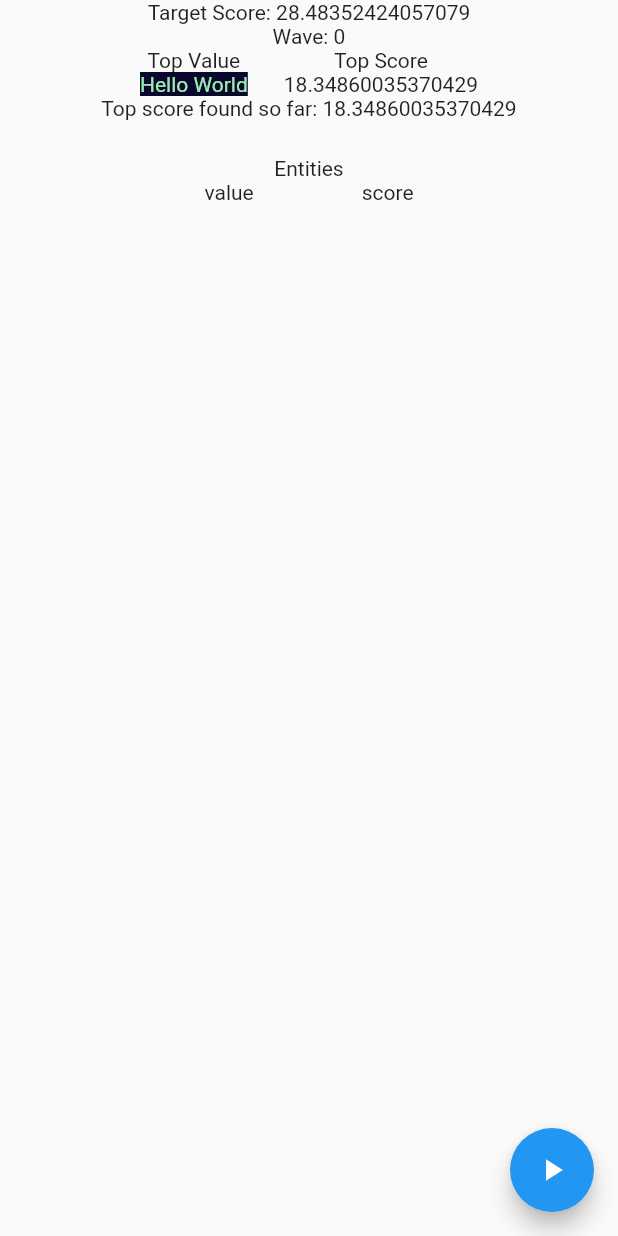
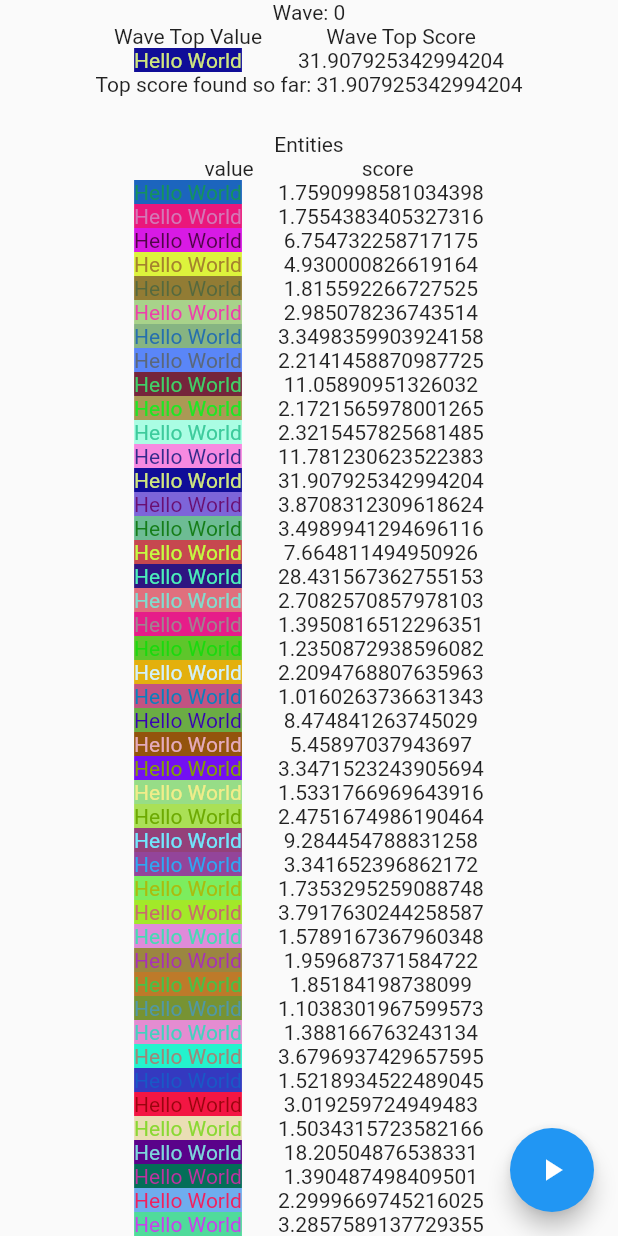
Before and after one commit to dancout/evolutionary_algorithm, a Flutter app: the screen it shows after launch, on a phone screen of 412 x 824 dp. Run offline on Flutter 3.47's test engine with Material 2 defaults, Android fonts, the light colour scheme and no system bars; our stand-ins replace equatable.

Commit message:
Updated Gene to int instead of color

```diff
--- a/example/accessibility_example/lib/accessibility_fitness_service.dart
+++ b/example/accessibility_example/lib/accessibility_fitness_service.dart
@@ -1,18 +1,29 @@
 import 'dart:math';
 
-import 'package:accessibility_example/accessibility_home_page.dart';
 import 'package:flutter/material.dart';
 import 'package:genetic_evolution/models/dna.dart';
 import 'package:genetic_evolution/services/fitness_service.dart';
 
-class AccessibilityFitnessService extends FitnessService<Color> {
+class AccessibilityFitnessService extends FitnessService<int> {
   @override
   double get nonZeroBias => 0.01;
 
   @override
-  double scoringFunction({required DNA<Color> dna}) {
-    final textColor = dna.genes[textColorIndex].value;
-    final backgroundColor = dna.genes[backgroundColorIndex].value;
+  double scoringFunction({required DNA<int> dna}) {
+    const opacity = 1.0;
+    final textColorR = dna.genes[0].value;
+    final textColorG = dna.genes[1].value;
+    final textColorB = dna.genes[2].value;
+
+    final textColor =
+        Color.fromRGBO(textColorR, textColorG, textColorB, opacity);
+
+    final backgroundColorR = dna.genes[3].value;
+    final backgroundColorG = dna.genes[4].value;
+    final backgroundColorB = dna.genes[5].value;
+
+    final backgroundColor = Color.fromRGBO(
+        backgroundColorR, backgroundColorG, backgroundColorB, opacity);
 
     return contrastScore(
       textColor: textColor,
@@ -32,16 +43,6 @@ class AccessibilityFitnessService extends FitnessService<Color> {
 
     final score = (brightestLum + 0.05) / (darkestLum + 0.05);
 
-    // TODO: Clean this up
-    return pow(score, 1.1).toDouble();
-    // return score * 2.25;
-    // return score * 2.0;
-    // return score * 1.75;
-    // return score * 1.5;
-    // return score * 1.17;
-    // return score * 1.157;
-    // return score * 1.15575;
-    // this one kinda hovers at 23.24 for like forever - return score * 1.15555;
-    // a good one is mutation rate 0.0125 and score multiplyer of 1.15 -- didn't get to saturation though
+    return pow(score, 1.5).toDouble();
   }
 }
--- a/example/accessibility_example/lib/accessibility_gene_service.dart
+++ b/example/accessibility_example/lib/accessibility_gene_service.dart
@@ -1,51 +1,26 @@
-import 'package:flutter/material.dart';
 import 'package:genetic_evolution/models/gene.dart';
 import 'package:genetic_evolution/services/gene_service.dart';
 
-class AccessibilityGeneService extends GeneService<Color> {
+class AccessibilityGeneService extends GeneService<int> {
   AccessibilityGeneService({
     required super.mutationRate,
     super.random,
   });
 
   @override
-  Color mutateValue({Color? value}) {
+  int mutateValue({int? value}) {
     if (value == null) {
-      throw Exception('Found null Color value');
+      throw Exception('Found null Gene value when mutating');
     }
 
-    const opacity = 1.0;
-    final index = random.nextInt(3);
-
-    var offset = random.nextInt(1) + 1;
+    var offset = 1;
     offset *= (random.nextBool() ? 1 : -1);
 
-    switch (index) {
-      case 0:
-        return Color.fromRGBO(
-            value.red + offset, value.green, value.blue, opacity);
-      case 1:
-        return Color.fromRGBO(
-            value.red, value.green + offset, value.blue, opacity);
-      case 2:
-        return Color.fromRGBO(
-            value.red, value.green, value.blue + offset, opacity);
-      default:
-        throw Exception('could not match on index');
-    }
+    return (value + offset).clamp(0, 255);
   }
 
   @override
-  Gene<Color> randomGene() {
-    random.nextInt(266);
-
-    final r = random.nextInt(266);
-    final g = random.nextInt(266);
-    final b = random.nextInt(266);
-    const opacity = 1.0;
-
-    var randomColor = Color.fromRGBO(r, g, b, opacity);
-
-    return Gene(value: randomColor);
+  Gene<int> randomGene() {
+    return Gene(value: random.nextInt(256));
   }
 }
--- a/example/accessibility_example/lib/accessibility_home_page.dart
+++ b/example/accessibility_example/lib/accessibility_home_page.dart
@@ -7,9 +7,6 @@ import 'package:genetic_evolution/models/entity.dart';
 import 'package:genetic_evolution/models/gene.dart';
 import 'package:genetic_evolution/models/generation.dart';
 import 'package:genetic_evolution/models/population.dart';
-
-const textColorIndex = 0;
-const backgroundColorIndex = 1;
 
 class AccessibilityHomePage extends StatefulWidget {
   const AccessibilityHomePage({
@@ -24,34 +21,39 @@ class AccessibilityHomePage extends StatefulWidget {
 }
 
 class _AccessibilityHomePageState extends State<AccessibilityHomePage> {
-  late GeneticEvolution<Color> geneticEvolution;
-  late Generation<Color> generation;
+  late GeneticEvolution<int> geneticEvolution;
+  late Generation<int> generation;
   bool isPlaying = false;
   int? targetWaveFound;
   late double targetScore;
   double allTimeTopScore = 0.0;
+  static const populationSize = 100;
+  static const numParents = 3;
 
   List<Widget> colorBlocksValues = [];
   List<Widget> colorBlocksScores = [];
 
   @override
   void initState() {
-    const numGenes = 2;
-    const populationSize = 500;
-    const mutationRate = 0.005;
-    // TODO: Clean this up
-    // const mutationRate = 0.006;
+    const numGenes = 6;
+    const mutationRate = 0.15;
+
     final accessibilityFitnessService = AccessibilityFitnessService();
     final accessibilityGeneService =
         AccessibilityGeneService(mutationRate: mutationRate);
 
     targetScore = accessibilityFitnessService.calculateScore(
-        dna: const DNA(genes: [
-      Gene(value: Colors.black),
-      Gene(value: Colors.white),
+        dna: DNA(genes: [
+      Gene(value: Colors.black.red),
+      Gene(value: Colors.black.green),
+      Gene(value: Colors.black.blue),
+      Gene(value: Colors.white.red),
+      Gene(value: Colors.white.green),
+      Gene(value: Colors.white.blue),
     ]));
 
     geneticEvolution = GeneticEvolution(
+      numParents: numParents,
       populationSize: populationSize,
       numGenes: numGenes,
       fitnessService: accessibilityFitnessService,
@@ -68,7 +70,6 @@ class _AccessibilityHomePageState extends State<AccessibilityHomePage> {
   Widget build(BuildContext context) {
     WidgetsBinding.instance.addPostFrameCallback((timeStamp) async {
       if (isPlaying) {
-        await Future.delayed(const Duration(milliseconds: 1));
         setState(() {
           // Move on to the next generation
           generation = geneticEvolution.nextGeneration();
@@ -85,24 +86,22 @@ class _AccessibilityHomePageState extends State<AccessibilityHomePage> {
       allTimeTopScore = topFitnessScore;
     }
 
-    // TODO: Clean this up
-    // // Convert all entities into visual elements
-    // final entities = generation.population.entities;
+    // Convert all entities into visual elements
+    final entities = generation.population.entities;
 
-    // colorBlocksValues = [];
-    // colorBlocksScores = [];
+    colorBlocksValues = [];
+    colorBlocksScores = [];
 
-    // for (var entity in entities) {
-    //   colorBlocksValues.add(convertColorToBlockValue(entity));
-    //   colorBlocksScores.add(convertColorToBlockScore(entity));
-    // }
+    for (var entity in entities) {
+      colorBlocksValues.add(convertColorToBlockValue(entity));
+      colorBlocksScores.add(convertColorToBlockScore(entity));
+    }
 
     return Scaffold(
       body: SafeArea(
         child: Column(
           crossAxisAlignment: CrossAxisAlignment.center,
           children: [
-            Text('Target Score: $targetScore'),
             Text(
               'Wave: ${generation.wave.toString()}',
             ),
@@ -111,7 +110,7 @@ class _AccessibilityHomePageState extends State<AccessibilityHomePage> {
               children: [
                 Column(
                   children: [
-                    const Text('Top Value'),
+                    const Text('Wave Top Value'),
                     convertColorToBlockValue(
                         generation.population.topScoringEntity)
                   ],
@@ -119,7 +118,7 @@ class _AccessibilityHomePageState extends State<AccessibilityHomePage> {
                 const SizedBox(width: 24),
                 Column(
                   children: [
-                    const Text('Top Score'),
+                    const Text('Wave Top Score'),
                     Text(
                       generation.population.topScoringEntity.fitnessScore
                           .toString(),
@@ -130,8 +129,8 @@ class _AccessibilityHomePageState extends State<AccessibilityHomePage> {
             ),
             if (targetWaveFound != null)
               Text('Top score found in wave: $targetWaveFound'),
-            // if (targetWaveFound == null)
-            Text('Top score found so far: $allTimeTopScore'),
+            if (targetWaveFound == null)
+              Text('Top score found so far: $allTimeTopScore'),
             const SizedBox(height: 24),
             const Text('Entities'),
             const Row(
@@ -181,19 +180,34 @@ class _AccessibilityHomePageState extends State<AccessibilityHomePage> {
     );
   }
 
-  Widget convertColorToBlockValue(Entity<Color> entity) {
+  Widget convertColorToBlockValue(Entity<int> entity) {
+    const opacity = 1.0;
+    final backgroundColor = Color.fromRGBO(
+      entity.dna.genes[0].value,
+      entity.dna.genes[1].value,
+      entity.dna.genes[2].value,
+      opacity,
+    );
+
+    final textColor = Color.fromRGBO(
+      entity.dna.genes[3].value,
+      entity.dna.genes[4].value,
+      entity.dna.genes[5].value,
+      opacity,
+    );
+
     return Container(
-      color: entity.dna.genes[backgroundColorIndex].value,
+      color: backgroundColor,
       child: Text(
         'Hello World',
         style: TextStyle(
-          color: entity.dna.genes[textColorIndex].value,
+          color: textColor,
         ),
       ),
     );
   }
 
-  Widget convertColorToBlockScore(Entity<Color> entity) {
+  Widget convertColorToBlockScore(Entity<int> entity) {
     return Text(entity.fitnessScore.toString());
   }
 }
```
